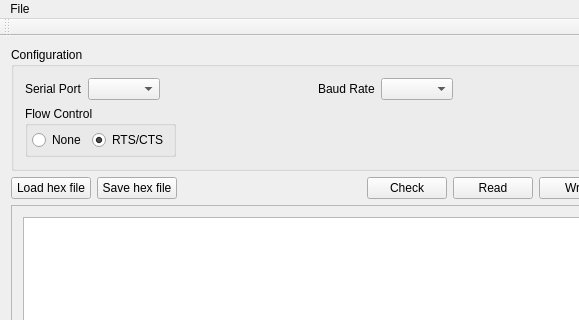
Old version of the form guiMainWindow.ui in the repository Keith969/8755prg; both pictures show x 0 to 579 and y 0 to 320 of the 716 by 557 pixel window.
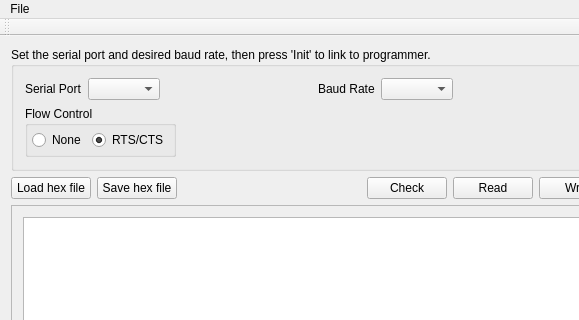
New version of the form.

Patch:
```diff
--- a/guiMainWindow.ui
+++ b/guiMainWindow.ui
@@ -20,7 +20,7 @@
       <item>
        <widget class="QGroupBox" name="groupBox_2">
         <property name="title">
-         <string>Configuration</string>
+         <string>Set the serial port and desired baud rate, then press 'Init' to link to programmer.</string>
         </property>
         <layout class="QVBoxLayout" name="verticalLayout">
          <item>
```
